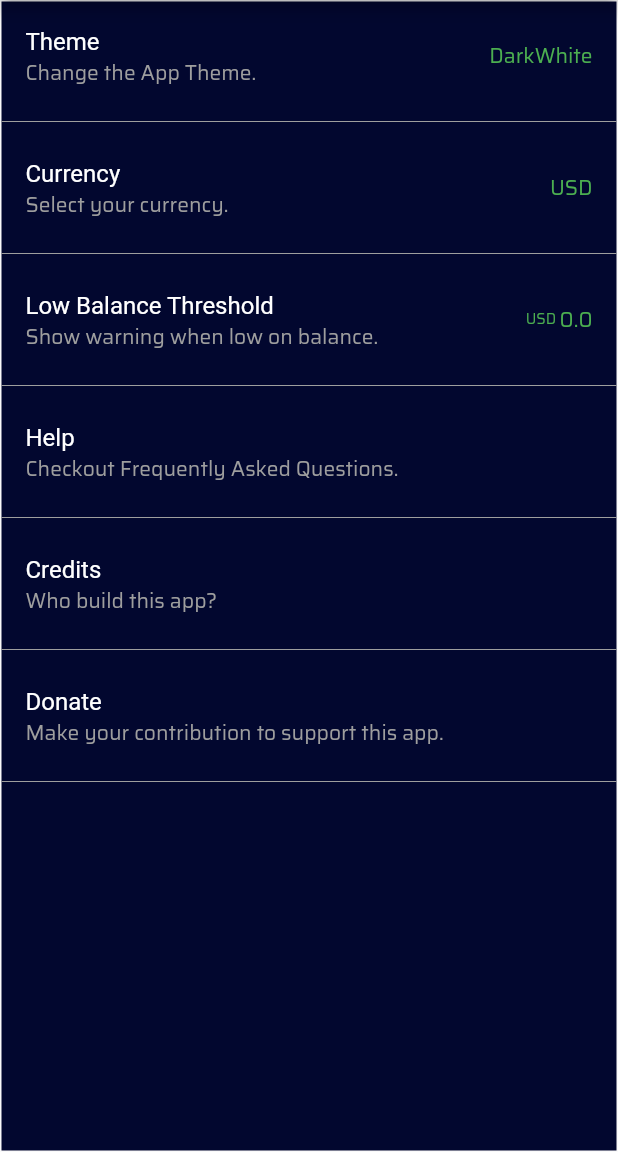
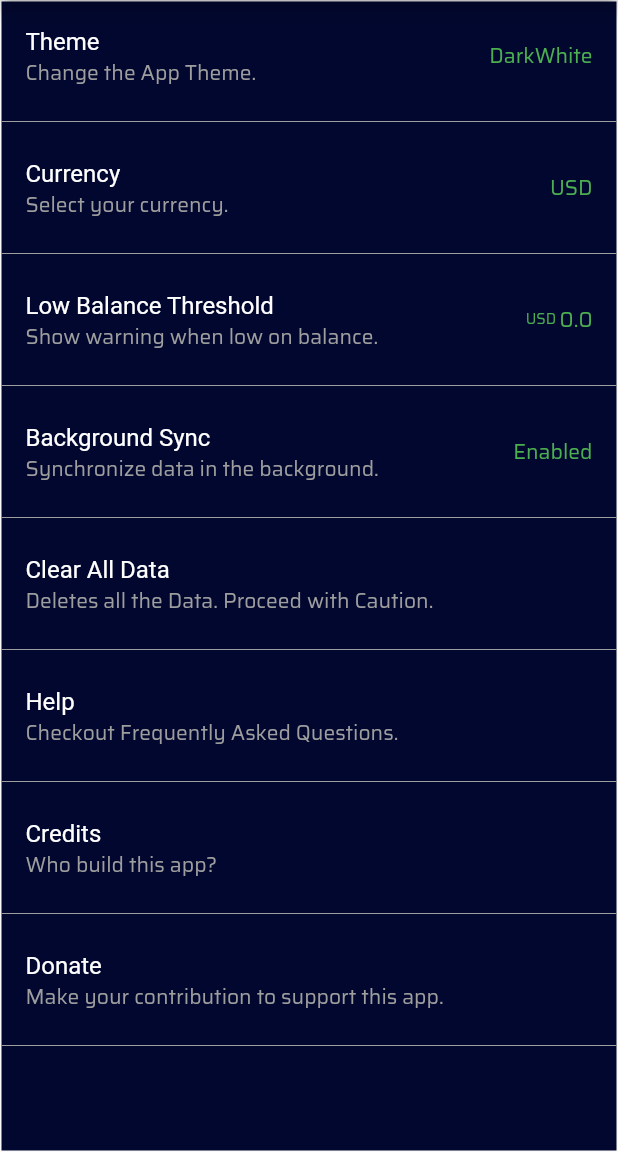
Before and after one commit to imujtaba8488/cmm, a Flutter app: the SettingsPage screen opened directly, on a phone screen of 412 x 824 dp, the part 84-1236 px from its top. Run offline on Flutter 3.47's test engine with Material 2 defaults, Android fonts, the phone set to English and light mode, and no system bars; our stand-ins replace cloud_firestore; accounts and stored records are empty.

Commit message:
Added few more options to the SettingsPage

```diff
--- a/lib/src/pages/settings_page.dart
+++ b/lib/src/pages/settings_page.dart
@@ -38,7 +38,11 @@ class _SettingsPageState extends State<SettingsPage> {
             Divider(color: Colors.grey),
             _curreny(),
             Divider(color: Colors.grey),
-            _lowOnBalanceWarning(),
+            _lowBalanceThreshold(),
+            Divider(color: Colors.grey),
+            _backgroundSync(),
+            Divider(color: Colors.grey),
+            _clearAllData(),
             Divider(color: Colors.grey),
             _help(),
             Divider(color: Colors.grey),
@@ -175,7 +179,7 @@ class _SettingsPageState extends State<SettingsPage> {
     );
   }
 
-  Widget _lowOnBalanceWarning() {
+  Widget _lowBalanceThreshold() {
     return InkWell(
       onTap: () => showDialog(
         context: context,
@@ -219,4 +223,59 @@ class _SettingsPageState extends State<SettingsPage> {
       ),
     );
   }
+
+  Widget _backgroundSync() {
+    return InkWell(
+
+      child: ListTile(
+        title: Text(
+          'Background Sync',
+          style: TextStyle(
+            color: Colors.white,
+          ),
+        ),
+        subtitle: Text(
+          'Synchronize data in the background.',
+          style: TextStyle(
+            color: Colors.grey,
+          ),
+        ),
+        trailing: Consumer<AppProvider>(
+          builder: (context, value, child) {
+            return Row(
+              mainAxisSize: MainAxisSize.min,
+              children: <Widget>[
+                Text(
+                  'Enabled',
+                  style: TextStyle(
+                    color: Colors.green,
+                  ),
+                ),
+              ],
+            );
+          },
+        ),
+      ),
+    );
+  }
+
+  Widget _clearAllData() {
+    return InkWell(
+
+      child: ListTile(
+        title: Text(
+          'Clear All Data',
+          style: TextStyle(
+            color: Colors.white,
+          ),
+        ),
+        subtitle: Text(
+          'Deletes all the Data. Proceed with Caution.',
+          style: TextStyle(
+            color: Colors.grey,
+          ),
+        ),
+      ),
+    );
+  }
 }
```
